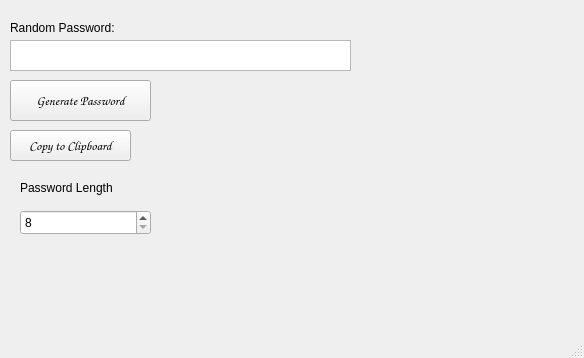
The window that mainform.ui (damian-u-dev/Password-Generator) describes before a commit, drawn with Qt 5.
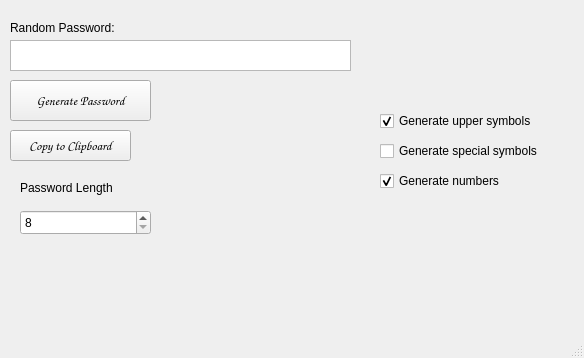
The same window after the commit.

Commit message: Added check boxes for generating specific symbols

```diff
--- a/mainform.ui
+++ b/mainform.ui
@@ -159,6 +159,51 @@
      <string>Copy to Clipboard</string>
     </property>
    </widget>
+   <widget class="QCheckBox" name="checkBox_UpperSymbols">
+    <property name="geometry">
+     <rect>
+      <x>380</x>
+      <y>110</y>
+      <width>161</width>
+      <height>22</height>
+     </rect>
+    </property>
+    <property name="text">
+     <string>Generate upper symbols</string>
+    </property>
+    <property name="checked">
+     <bool>true</bool>
+    </property>
+   </widget>
+   <widget class="QCheckBox" name="checkBox_SpecialSymbols">
+    <property name="geometry">
+     <rect>
+      <x>380</x>
+      <y>140</y>
+      <width>161</width>
+      <height>22</height>
+     </rect>
+    </property>
+    <property name="text">
+     <string>Generate special symbols</string>
+    </property>
+   </widget>
+   <widget class="QCheckBox" name="checkBox_Numbers">
+    <property name="geometry">
+     <rect>
+      <x>380</x>
+      <y>170</y>
+      <width>161</width>
+      <height>22</height>
+     </rect>
+    </property>
+    <property name="text">
+     <string>Generate numbers</string>
+    </property>
+    <property name="checked">
+     <bool>true</bool>
+    </property>
+   </widget>
   </widget>
   <widget class="QMenuBar" name="menubar">
    <property name="geometry">
```
The commit also changes 1 other file.
